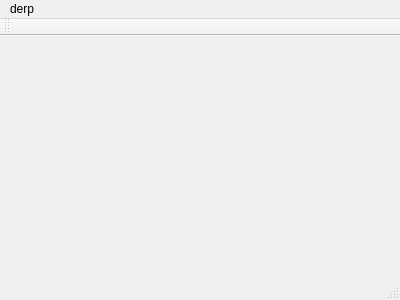
AlexandreGirardin/ProjetAnalyse, file QtSQL/mainwindow.ui: the form before one commit.
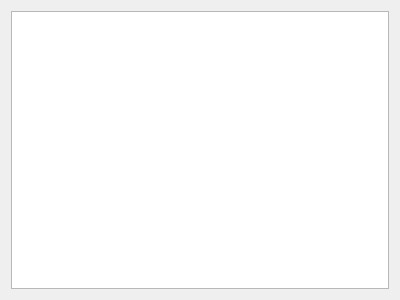
The form after the commit.

What changed in the file:
```diff
--- a/QtSQL/mainwindow.ui
+++ b/QtSQL/mainwindow.ui
@@ -13,34 +13,13 @@
   <property name="windowTitle">
    <string>MainWindow</string>
   </property>
-  <widget class="QWidget" name="centralWidget"/>
-  <widget class="QMenuBar" name="menuBar">
-   <property name="geometry">
-    <rect>
-     <x>0</x>
-     <y>0</y>
-     <width>400</width>
-     <height>30</height>
-    </rect>
-   </property>
-   <widget class="QMenu" name="menuDerp">
-    <property name="title">
-     <string>derp</string>
-    </property>
-    <addaction name="actionHello"/>
-    <addaction name="actionWorld"/>
-   </widget>
-   <addaction name="menuDerp"/>
+  <widget class="QWidget" name="centralWidget">
+   <layout class="QVBoxLayout" name="verticalLayout_2">
+    <item>
+     <widget class="QTableView" name="tableView"/>
+    </item>
+   </layout>
   </widget>
-  <widget class="QToolBar" name="mainToolBar">
-   <attribute name="toolBarArea">
-    <enum>TopToolBarArea</enum>
-   </attribute>
-   <attribute name="toolBarBreak">
-    <bool>false</bool>
-   </attribute>
-  </widget>
-  <widget class="QStatusBar" name="statusBar"/>
   <action name="actionHello">
    <property name="text">
     <string>hello</string>
```
